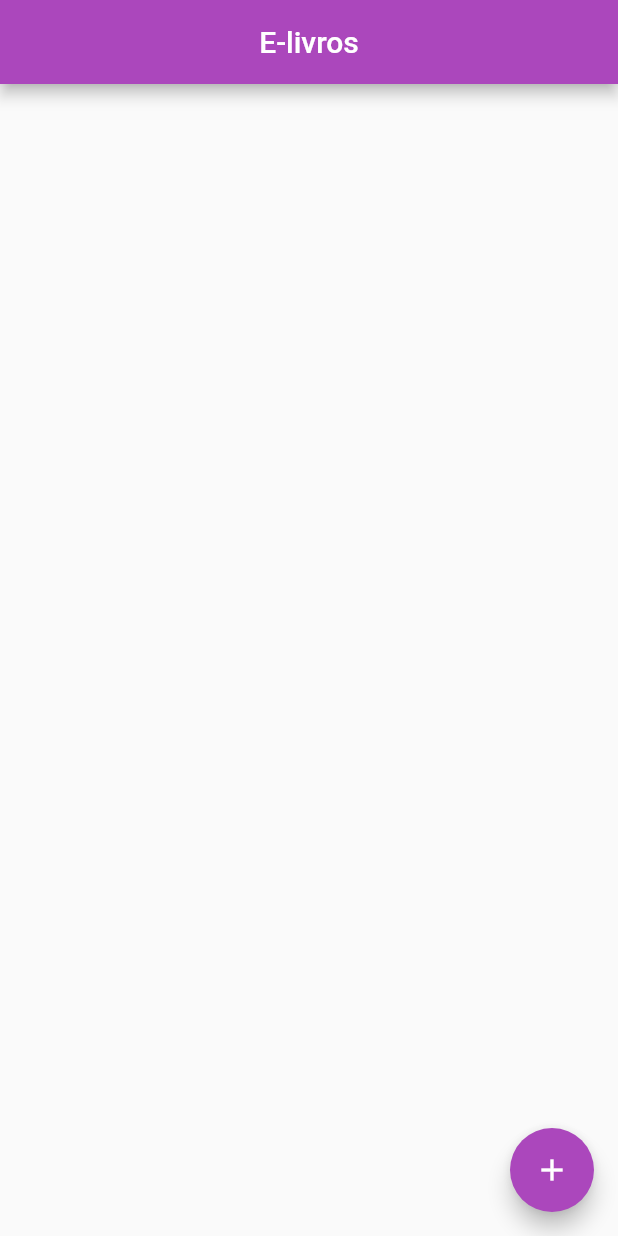
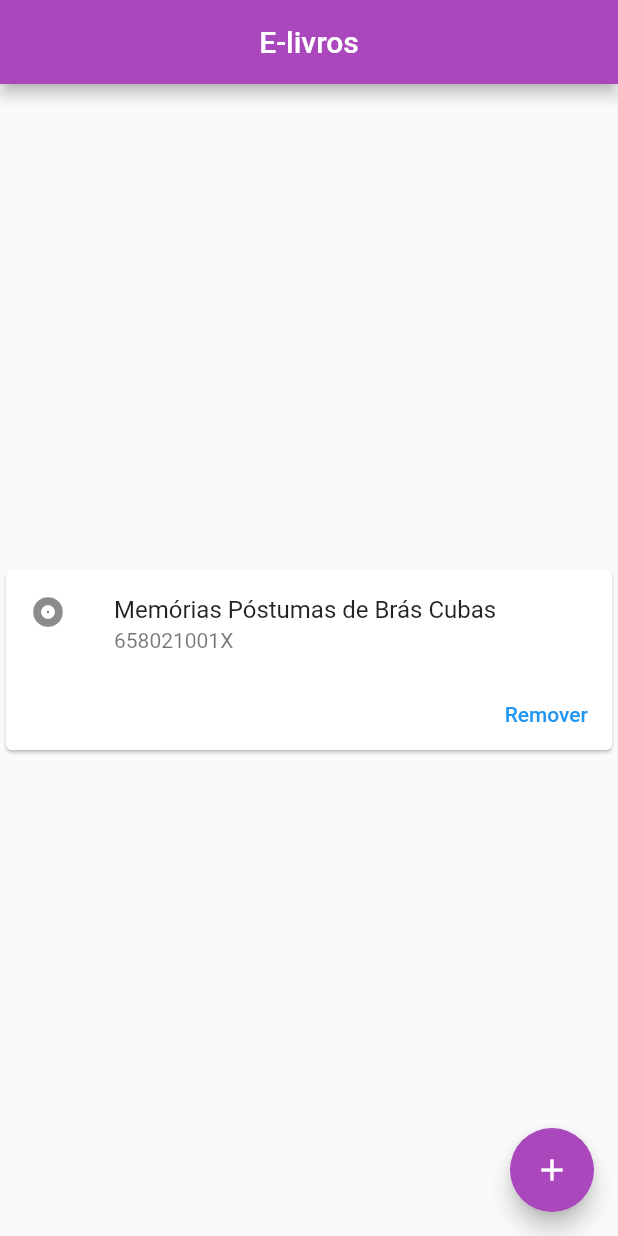
Before and after one commit to SkillsXcode/biblioteca_flutter, a Flutter app: the screen it shows after launch, on a phone screen of 412 x 824 dp. Run offline on Flutter 3.47's test engine with Material 2 defaults, Android fonts, the light colour scheme and no system bars.

Commit message:
Adição do modelo de card

```diff
--- a/lib/main.dart
+++ b/lib/main.dart
@@ -8,8 +8,12 @@ void main() {
 
 class MyApp extends StatelessWidget {
   const MyApp({Key? key}) : super(key: key);
+
   @override
   Widget build(BuildContext context) {
+    // List<Widget>? modelosPrincipais;
+    // modelosPrincipais?.add(const Biblioteca());
+    // modelosPrincipais?.add(const CardsLivros());
     return MaterialApp(
         debugShowCheckedModeBanner: false,
         title: "Biblioteca",
@@ -17,6 +21,43 @@ class MyApp extends StatelessWidget {
           primarySwatch: Colors.blue,
         ),
         home: const Biblioteca());
+  }
+}
+
+class CardsLivros extends StatefulWidget {
+  const CardsLivros({Key? key}) : super(key: key);
+
+  @override
+  State<CardsLivros> createState() => _CardsLivrosState();
+}
+
+class _CardsLivrosState extends State<CardsLivros> {
+  @override
+  Widget build(BuildContext context) {
+    return Center(
+      child: Card(
+        child: Column(
+          mainAxisSize: MainAxisSize.min,
+          children: <Widget>[
+            const ListTile(
+              leading: Icon(Icons.album),
+              title: Text('Memórias Póstumas de Brás Cubas'),
+              subtitle: Text('658021001X'),
+            ),
+            Row(
+              mainAxisAlignment: MainAxisAlignment.end,
+              children: <Widget>[
+                TextButton(
+                  child: const Text('Remover'),
+                  onPressed: () {/* ... */},
+                ),
+                const SizedBox(width: 8),
+              ],
+            ),
+          ],
+        ),
+      ),
+    );
   }
 }
 
@@ -55,6 +96,7 @@ class AdicionarLivro extends State<InicioEstadoBiblioteca> {
         backgroundColor: Colors.purple[400],
         child: const Icon(Icons.add),
       ),
+      body: const CardsLivros(),
     );
   }
 }
@@ -102,8 +144,7 @@ class FormCadastroLivro extends StatelessWidget {
             ),
             TextFormField(
               controller: _anoCtrl,
-                decoration:
-                    const InputDecoration(hintText: "Ano de publicação"),
+              decoration: const InputDecoration(hintText: "Ano de publicação"),
               //permite que apenas números sejam inseridos
               keyboardType: TextInputType.number,
               inputFormatters: <TextInputFormatter>[
@@ -145,8 +186,8 @@ class FormCadastroLivro extends StatelessWidget {
                     ScaffoldMessenger.of(context).showSnackBar(
                       const SnackBar(
                         content: Text("Livro gravado com sucesso!"),
-                          duration: Duration(
-                              seconds: 2), //tempo de duracao do snackBar
+                        duration:
+                            Duration(seconds: 2), //tempo de duracao do snackBar
                         backgroundColor: Colors.green,
                       ),
                     );
@@ -176,7 +217,8 @@ class FormCadastroLivro extends StatelessWidget {
             )),
           ],
         ),
-        ));
+      ),
+    );
   }
 }
 
```
Lines whose indentation alone changed are shown as unchanged.
